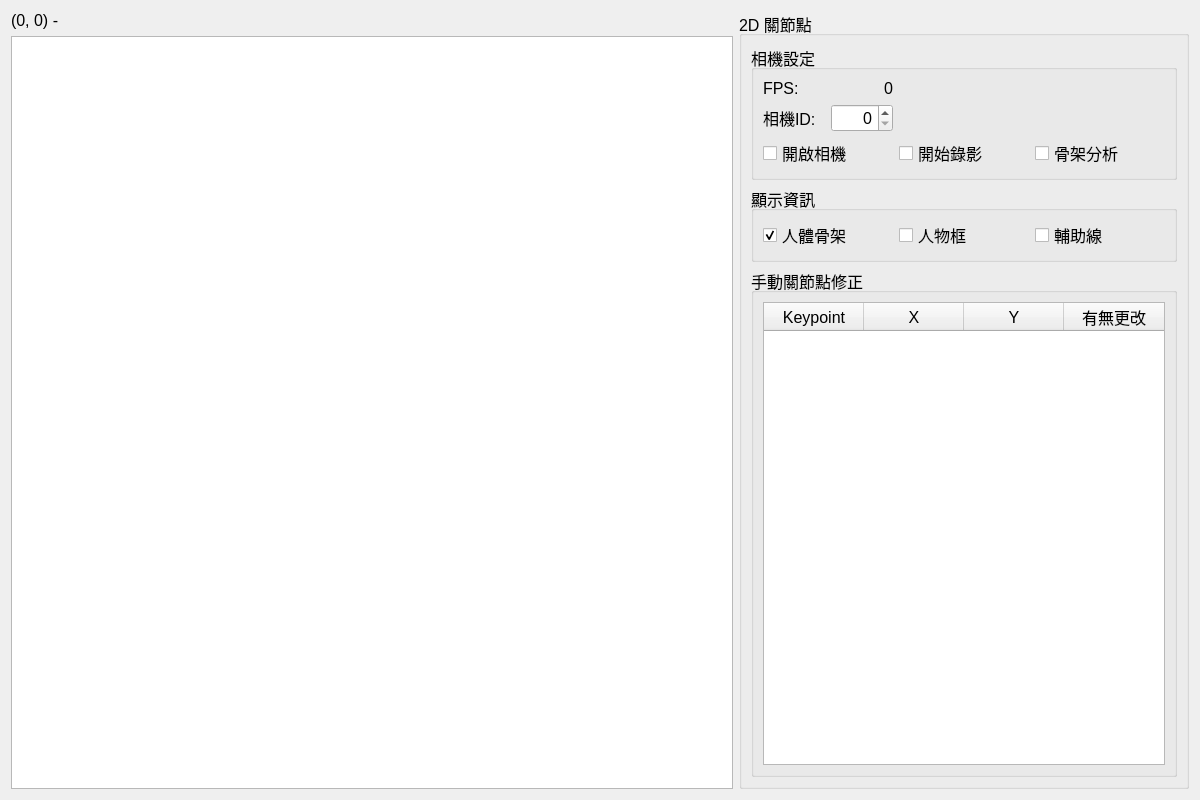
This is Src/UI_Control/camera_ui.ui in chenboch/Pitch-Skeleton-User-Interface as Qt 5 draws it before an edit. The edited form follows.
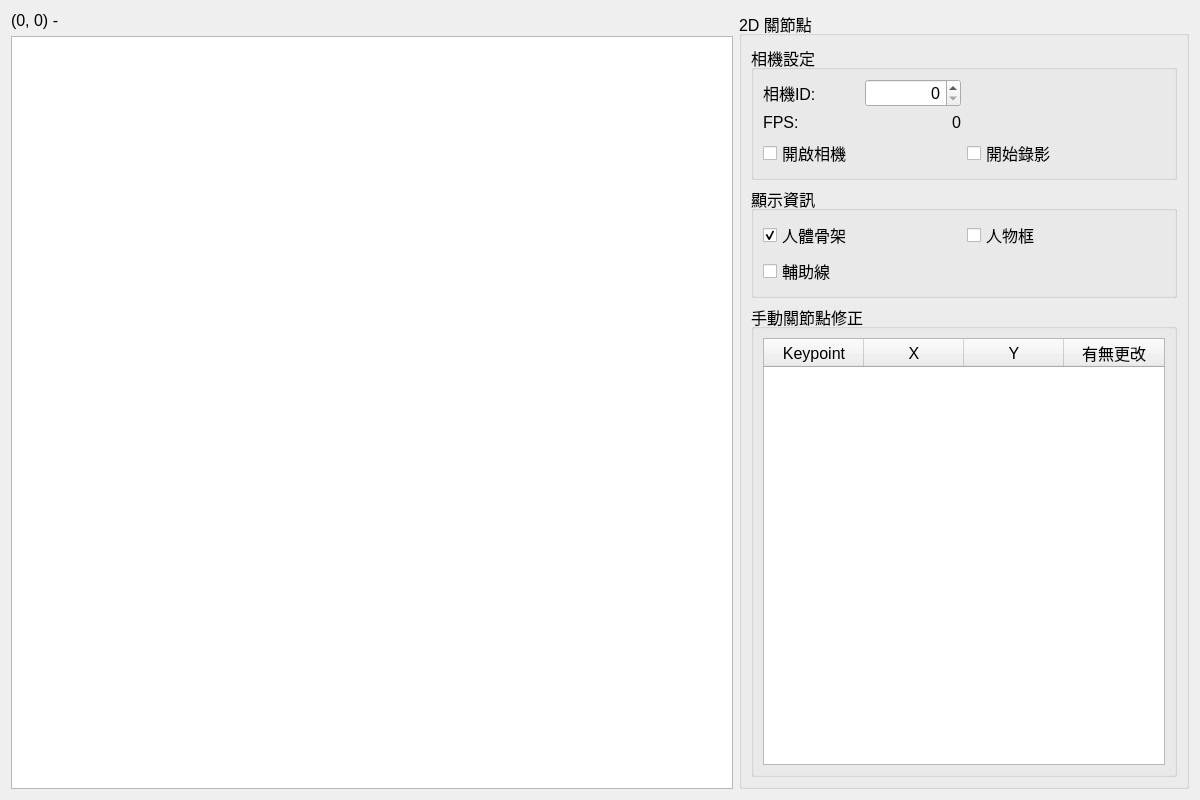
This is the edited form.

Commit message: update user interface

What changed in the file:
```diff
--- a/Src/UI_Control/camera_ui.ui
+++ b/Src/UI_Control/camera_ui.ui
@@ -76,7 +76,7 @@
          <string>相機設定</string>
         </property>
         <layout class="QGridLayout" name="gridLayout">
-         <item row="2" column="0">
+         <item row="0" column="0">
           <layout class="QHBoxLayout" name="horizontalLayout">
            <item>
             <widget class="QLabel" name="camera_id_label">
@@ -87,6 +87,12 @@
            </item>
            <item>
             <widget class="QSpinBox" name="camera_id_input">
+             <property name="minimumSize">
+              <size>
+               <width>0</width>
+               <height>0</height>
+              </size>
+             </property>
              <property name="alignment">
               <set>Qt::AlignRight|Qt::AlignTrailing|Qt::AlignVCenter</set>
              </property>
@@ -101,13 +107,6 @@
            </property>
           </widget>
          </item>
-         <item row="4" column="2">
-          <widget class="QCheckBox" name="analyze_checkBox">
-           <property name="text">
-            <string>骨架分析</string>
-           </property>
-          </widget>
-         </item>
          <item row="4" column="1">
           <widget class="QCheckBox" name="record_checkBox">
            <property name="text">
@@ -126,6 +125,12 @@
            </item>
            <item>
             <widget class="QLabel" name="fps_info_label">
+             <property name="minimumSize">
+              <size>
+               <width>130</width>
+               <height>0</height>
+              </size>
+             </property>
              <property name="text">
               <string>0</string>
              </property>
@@ -145,6 +150,16 @@
          <string>顯示資訊</string>
         </property>
         <layout class="QGridLayout" name="gridLayout_2">
+         <item row="0" column="0">
+          <widget class="QCheckBox" name="show_skeleton_checkBox">
+           <property name="text">
+            <string>人體骨架</string>
+           </property>
+           <property name="checked">
+            <bool>true</bool>
+           </property>
+          </widget>
+         </item>
          <item row="0" column="1">
           <widget class="QCheckBox" name="show_bbox_checkbox">
            <property name="text">
@@ -158,17 +173,7 @@
            </property>
           </widget>
          </item>
-         <item row="0" column="0">
-          <widget class="QCheckBox" name="show_skeleton_checkBox">
-           <property name="text">
-            <string>人體骨架</string>
-           </property>
-           <property name="checked">
-            <bool>true</bool>
-           </property>
-          </widget>
-         </item>
-         <item row="0" column="2">
+         <item row="1" column="0">
           <widget class="QCheckBox" name="show_line_checkBox">
            <property name="text">
             <string>輔助線</string>
```
The commit also changes 7 other files.
